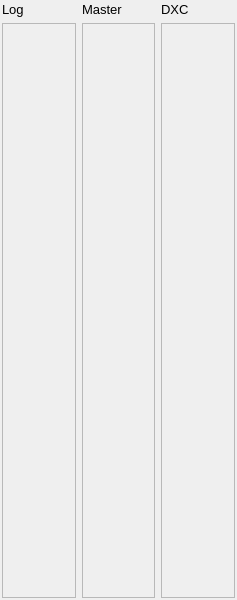
Old version of the form not1mm/data/checkwindow.ui in the repository kyleboyle/not1mm.
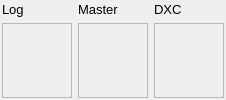
New version of the form.

```diff
--- a/not1mm/data/checkwindow.ui
+++ b/not1mm/data/checkwindow.ui
@@ -1,21 +1,14 @@
 <?xml version="1.0" encoding="UTF-8"?>
 <ui version="4.0">
  <class>CheckWindow</class>
- <widget class="QWidget" name="CheckWindow">
-  <property name="geometry">
-   <rect>
-    <x>0</x>
-    <y>0</y>
-    <width>237</width>
-    <height>600</height>
-   </rect>
-  </property>
+ <widget class="QDockWidget" name="CheckWindow">
   <property name="focusPolicy">
    <enum>Qt::NoFocus</enum>
   </property>
   <property name="windowTitle">
    <string>Check Partial</string>
   </property>
+  <widget class="QWidget">
   <layout class="QGridLayout" name="checkpartialgridlayout">
    <property name="margin" stdset="0">
     <number>2</number>
@@ -150,6 +143,7 @@
     </widget>
    </item>
   </layout>
+  </widget>
  </widget>
  <tabstops>
   <tabstop>dxcAreaScroll</tabstop>
```
